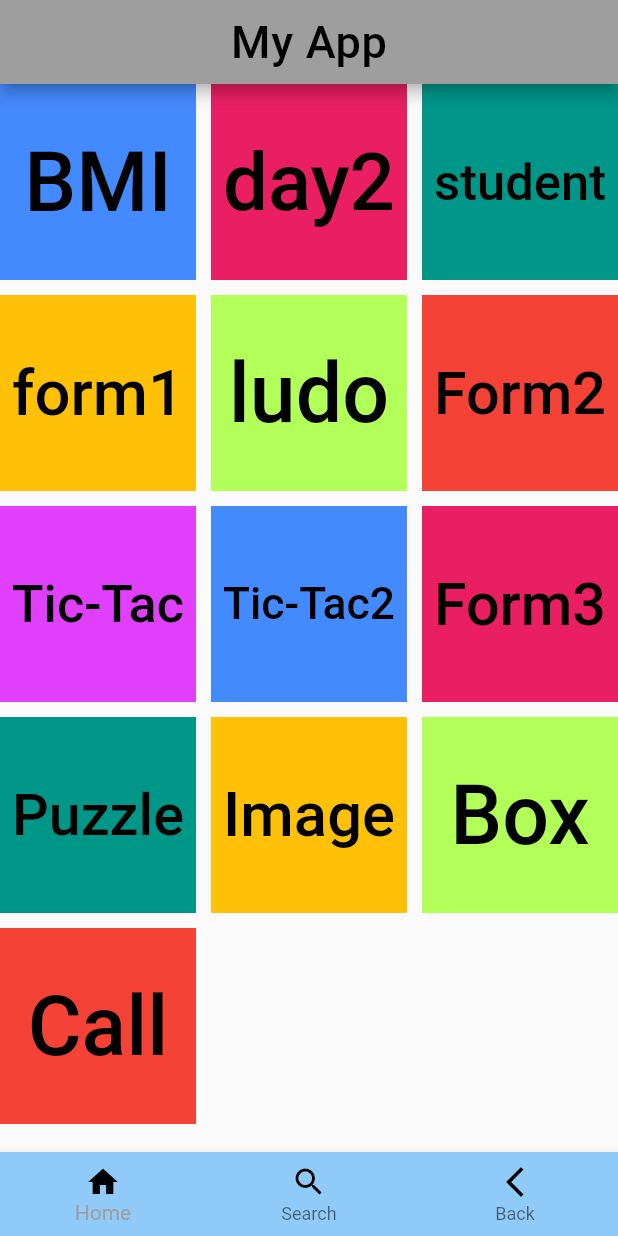
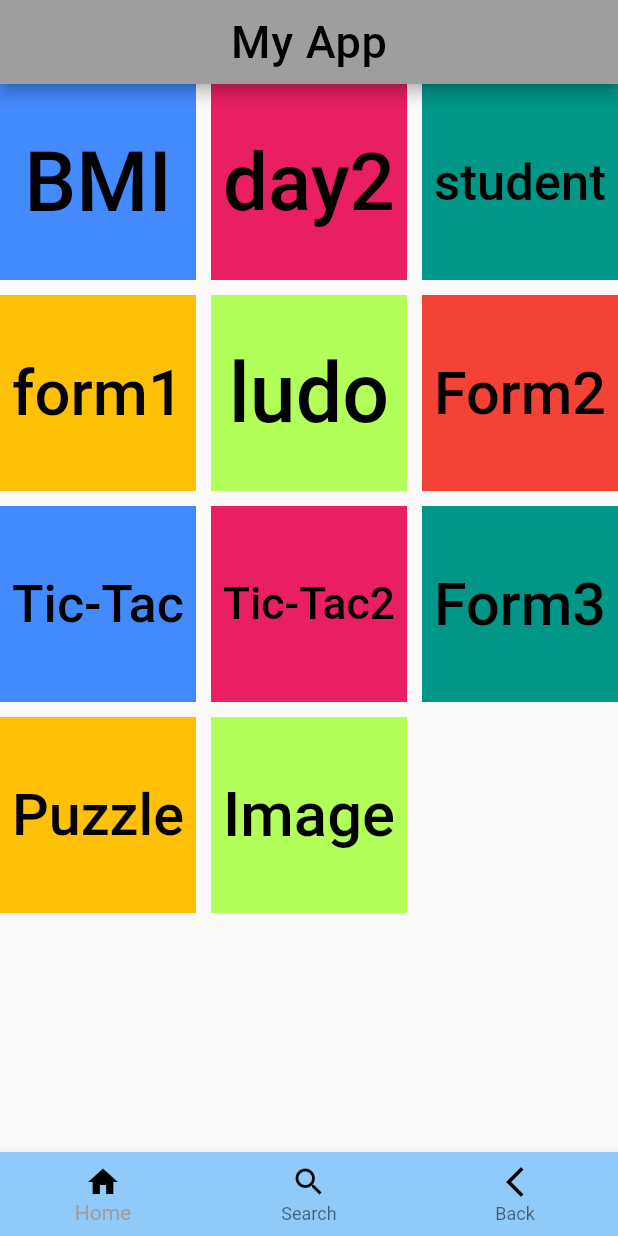
Before and after one commit to helisavaliya22/heli, a Flutter app: the screen it shows after launch, on a phone screen of 412 x 824 dp. Run offline on Flutter 3.47's test engine with Material 2 defaults, Android fonts, the phone set to English and light mode, and no system bars.

Commit message:
31/01/2023

```diff
--- a/lib/MyHomePage.dart
+++ b/lib/MyHomePage.dart
@@ -18,14 +18,12 @@ class _MyHomePageState extends State<MyHomePage> {
       Colors.amber,
       Colors.lightGreenAccent,
       Colors.red,
-      Colors.purpleAccent,
       Colors.blueAccent,
       Colors.pink,
       Colors.teal,
       Colors.amber,
       Colors.lightGreenAccent,
-      Colors.red,
-      Colors.deepPurple
+      Colors.red
     ];
     var arrPages = [
       'BMI',
@@ -38,9 +36,7 @@ class _MyHomePageState extends State<MyHomePage> {
       'Tic-Tac2',
       'Form3',
       'Puzzle',
-      'Image',
-      'Box',
-      'Call'
+      'Image'
     ];
     return Scaffold(
       appBar: AppBar(
@@ -62,12 +58,10 @@ class _MyHomePageState extends State<MyHomePage> {
               onPressed: () {
                 Navigator.pushNamed(context, arrPages[index]);
               },
-              child: SingleChildScrollView(
-                child: FittedBox(
-                  child: Text(
-                    arrPages[index],
-                    style: TextStyle(fontSize: 55, color: Colors.black),
-                  ),
+              child: FittedBox(
+                child: Text(
+                  arrPages[index],
+                  style: TextStyle(fontSize: 55, color: Colors.black),
                 ),
               ),
             ),
--- a/lib/Tic-Tac Game2.dart
+++ b/lib/Tic-Tac Game2.dart
@@ -236,11 +236,11 @@ class _TicTac2State extends State<TicTac2> {
                           setState(() {
                             if (h4 == "" && w == "") {
                               if (t % 2 == 0) {
-                                h4 = x1;
+                                h4 = 'Z';
                                 X++;
                                 turn = o1;
                               } else {
-                                h4 = o1;
+                                h4 = 'P';
                                 O++;
                                 turn = x1;
                               }
--- a/lib/Tic-Tac.dart
+++ b/lib/Tic-Tac.dart
@@ -257,7 +257,7 @@ class _TicTacState extends State<TicTac> {
                               }
                               else
                               {
-                                h4="0";
+                                h4="O";
                                 O++;
                                 turn="X";
                               }
--- a/lib/main.dart
+++ b/lib/main.dart
@@ -1,7 +1,5 @@
 import 'package:flutter/material.dart';
 import 'package:heli/BMI.dart';
-import 'package:heli/Box.dart';
-import 'package:heli/Call.dart';
 import 'package:heli/Form2.dart';
 import 'package:heli/Form3.dart';
 import 'package:heli/Image.dart';
@@ -45,8 +43,6 @@ class _dayState extends State<day> {
         'Form3':(context) => Form3(),
         'Puzzle':(context) => Puzzle(),
         'Image':(context) => MyImage(),
-        'Box':(context) => box(),
-        'Call':(context) => Call(),
       },
       home: MyHomePage(),
       debugShowCheckedModeBanner: false,
```
Also changed, not shown: lib/Call.dart (+17 -8 lines), lib/listview.dart (added, +27 -0 lines).
